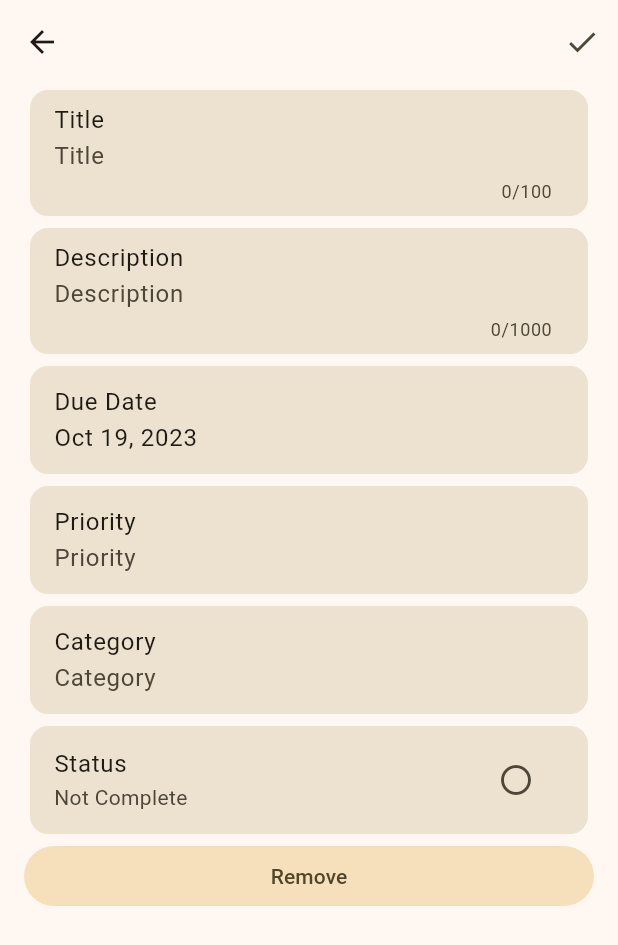
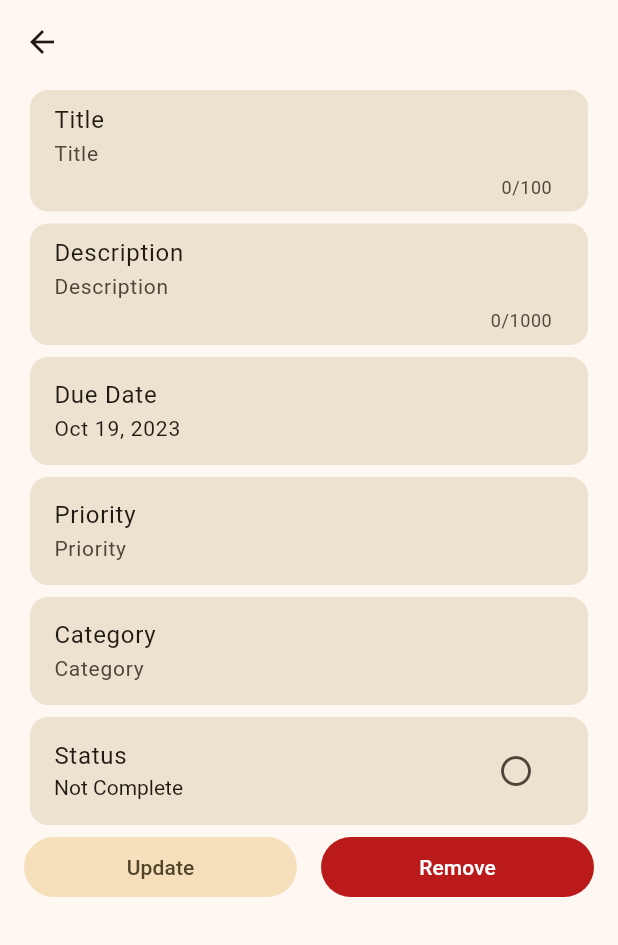
Before and after one commit to artem-petrushenko/taskhub, a Flutter app: the EditorView screen opened directly with empty values, on a phone screen of 412 x 824 dp. Shown: the top 945 px of the screen. Run offline on Flutter 3.47's test engine with Material 2 defaults, Android fonts, the phone set to English and light mode, and no system bars; our stand-ins replace bloc_concurrency, cloud_firestore, firebase_auth, firebase_core, firebase_crashlytics, flutter_bloc and 2 more; accounts and stored records are empty; generated files the repository leaves out were written again; network calls fail.

Commit message:
Updated and expanded interaction with the UI on the task editing screen

```diff
--- a/lib/src/app.dart
+++ b/lib/src/app.dart
@@ -26,6 +26,7 @@ class TaskHubTheme {
   static ThemeData get appTheme {
     return ThemeData(
       useMaterial3: true,
+      brightness: Brightness.light,
       colorSchemeSeed: Colors.amber,
       floatingActionButtonTheme: const FloatingActionButtonThemeData(
         elevation: 0.0,
@@ -33,6 +34,10 @@ class TaskHubTheme {
         hoverElevation: 0.0,
         disabledElevation: 0.0,
         highlightElevation: 0.0,
+      ),
+      snackBarTheme: const SnackBarThemeData(
+        behavior: SnackBarBehavior.floating,
+        elevation: 0.0,
       ),
       inputDecorationTheme: InputDecorationTheme(
         fillColor: Colors.amber.shade50,
--- a/lib/src/feature/creator/bloc/creator_bloc.dart
+++ b/lib/src/feature/creator/bloc/creator_bloc.dart
@@ -36,7 +36,6 @@ class CreatorBloc extends Bloc<CreatorEvent, CreatorState> {
       emit(_Success(task: task));
     } on Object catch (error) {
       emit(_Failure(error: error));
-      await Future.delayed(const Duration(seconds: 1));
       emit(const _Initial());
       rethrow;
     }
--- a/lib/src/feature/editor/bloc/editor_event.dart
+++ b/lib/src/feature/editor/bloc/editor_event.dart
@@ -5,7 +5,7 @@ class EditorEvent with _$EditorEvent {
   const EditorEvent._();
 
   const factory EditorEvent.removeTask({
-    required final TaskModel task,
+    required final String taskId,
   }) = _RemoveTask;
 
   const factory EditorEvent.updateTask({
--- a/lib/src/feature/editor/widget/editor_view.dart
+++ b/lib/src/feature/editor/widget/editor_view.dart
@@ -1,10 +1,9 @@
 import 'package:intl/intl.dart';
+import 'package:flutter/material.dart';
 import 'package:flutter/services.dart';
-import 'package:flutter/material.dart';
 import 'package:flutter_bloc/flutter_bloc.dart';
 
 import 'package:taskhub/src/common/model/task/task_model.dart';
-
 import 'package:taskhub/src/feature/editor/bloc/editor_bloc.dart';
 
 class EditorView extends StatefulWidget {
@@ -20,16 +19,18 @@ class EditorView extends StatefulWidget {
 }
 
 class _EditorViewState extends State<EditorView> {
+  // Initialize your controllers and state variables
   late TextEditingController nameController;
   late TextEditingController descriptionController;
   late TextEditingController dueDateController;
   late TextEditingController categoryController;
   late TextEditingController priorityController;
-  bool status = false;
+  late bool status;
 
   @override
   void initState() {
     super.initState();
+    // Initialize the controllers and status
     nameController = TextEditingController(text: widget.task.title);
     descriptionController =
         TextEditingController(text: widget.task.description);
@@ -42,6 +43,7 @@ class _EditorViewState extends State<EditorView> {
 
   @override
   void dispose() {
+    // Dispose of the controllers when no longer needed
     nameController.dispose();
     descriptionController.dispose();
     dueDateController.dispose();
@@ -51,6 +53,7 @@ class _EditorViewState extends State<EditorView> {
   }
 
   bool hasTaskChanged() {
+    // Check if any field has been modified
     return nameController.text != widget.task.title ||
         descriptionController.text != widget.task.description ||
         dueDateController.text !=
@@ -82,30 +85,6 @@ class _EditorViewState extends State<EditorView> {
       child: Scaffold(
         appBar: AppBar(
           title: Text(widget.task.taskId),
-          actions: [
-            IconButton(
-              onPressed: () {
-                if (formKey.currentState!.validate()) {
-                  if (hasTaskChanged()) {
-                    context.read<EditorBloc>().add(
-                          EditorEvent.updateTask(
-                            task: widget.task.copyWith(
-                              category: categoryController.text,
-                              completed: false,
-                              description: descriptionController.text,
-                              dueDate: DateFormat.yMMMd()
-                                  .parse(dueDateController.text),
-                              priority: priorityController.text,
-                              title: nameController.text,
-                            ),
-                          ),
-                        );
-                  }
-                }
-              },
-              icon: const Icon(Icons.done),
-            ),
-          ],
         ),
         body: Padding(
           padding: const EdgeInsets.symmetric(horizontal: 16.0),
@@ -114,13 +93,11 @@ class _EditorViewState extends State<EditorView> {
             child: CustomScrollView(
               slivers: [
                 SliverList(
-                  delegate: SliverChildListDelegate(
-                    [
+                  delegate: SliverChildListDelegate([
                     TitleTextFormField(nameController: nameController),
                     DescriptionTextFormField(
                         descriptionController: descriptionController),
-                      DueDateTextFormField(
-                          dueDateController: dueDateController),
+                    DueDateTextFormField(dueDateController: dueDateController),
                     PriorityTextFormField(
                         priorityController: priorityController),
                     CategoryTextFormField(
@@ -133,17 +110,74 @@ class _EditorViewState extends State<EditorView> {
                         });
                       },
                     ),
-                      FilledButton.tonal(
-                        onPressed: () {
+                    BlocBuilder<EditorBloc, EditorState>(
+                      builder: (context, state) {
+                        return Row(
+                          children: [
+                            Expanded(
+                              child: FilledButton.tonal(
+                                onPressed: state.mapOrNull(
+                                  initial: (state) => () {
+                                    if (formKey.currentState!.validate()) {
                                       HapticFeedback.vibrate();
-                          context
-                              .read<EditorBloc>()
-                              .add(EditorEvent.removeTask(task: widget.task));
+                                      if (hasTaskChanged()) {
+                                        context.read<EditorBloc>().add(
+                                              EditorEvent.updateTask(
+                                                task: widget.task.copyWith(
+                                                  category:
+                                                      categoryController.text,
+                                                  completed: status,
+                                                  description:
+                                                      descriptionController
+                                                          .text,
+                                                  dueDate: DateFormat.yMMMd()
+                                                      .parse(dueDateController
+                                                          .text),
+                                                  priority:
+                                                      priorityController.text,
+                                                  title: nameController.text,
+                                                ),
+                                              ),
+                                            );
+                                      } else {
+                                        Navigator.pop(context);
+                                      }
+                                    }
                                   },
-                        child: const Text('Remove'),
+                                ),
+                                child: const Text('Update'),
+                              ),
+                            ),
+                            const SizedBox(width: 16.0),
+                            Expanded(
+                              child: FilledButton.tonal(
+                                style: FilledButton.styleFrom(
+                                  backgroundColor:
+                                      Theme.of(context).colorScheme.error,
+                                ),
+                                onPressed: state.mapOrNull(
+                                  initial: (state) => () {
+                                    HapticFeedback.vibrate();
+                                    context.read<EditorBloc>().add(
+                                          EditorEvent.removeTask(
+                                              taskId: widget.task.taskId),
+                                        );
+                                  },
+                                ),
+                                child: Text(
+                                  'Remove',
+                                  style: TextStyle(
+                                    color:
+                                        Theme.of(context).colorScheme.onError,
+                                  ),
+                                ),
+                              ),
                             ),
                           ],
+                        );
+                      },
                     ),
+                  ]),
                 ),
               ],
             ),
@@ -154,7 +188,7 @@ class _EditorViewState extends State<EditorView> {
   }
 }
 
-class StatusCard extends StatefulWidget {
+class StatusCard extends StatelessWidget {
   final bool status;
   final ValueChanged<bool> onStatusChanged;
 
@@ -165,27 +199,23 @@ class StatusCard extends StatefulWidget {
   }) : super(key: key);
 
   @override
-  State<StatusCard> createState() => _StatusCardState();
-}
-
-class _StatusCardState extends State<StatusCard> {
-  @override
   Widget build(BuildContext context) {
     return Card(
       elevation: 0,
       color: Theme.of(context).colorScheme.surfaceVariant,
       child: ListTile(
         title: const Text('Status'),
-        subtitle: Text(widget.status ? 'Complete' : 'Not Complete'),
+        subtitle: Text(status ? 'Complete' : 'Not Complete'),
         trailing: IconButton(
-          icon: Icon(widget.status
-              ? Icons.check_circle_outline
-              : Icons.circle_outlined),
+          icon:
+              Icon(status ? Icons.check_circle_outline : Icons.circle_outlined),
           onPressed: () {
-            setState(() {
-              widget.onStatusChanged(!widget.status);
-            });
+            onStatusChanged(!status);
           },
+        ),
+        subtitleTextStyle: TextStyle(
+          fontSize: 14.0,
+          color: Theme.of(context).colorScheme.onBackground,
         ),
       ),
     );
@@ -210,6 +240,10 @@ class DescriptionTextFormField extends StatelessWidget {
         subtitle: TextFormField(
           controller: descriptionController,
           keyboardType: TextInputType.text,
+          style: TextStyle(
+            fontSize: 14.0,
+            color: Theme.of(context).colorScheme.onBackground,
+          ),
           decoration: const InputDecoration(
             hintText: 'Description',
             isDense: true,
@@ -286,6 +320,10 @@ class PriorityTextFormField extends StatelessWidget {
           showCursor: false,
           readOnly: true,
           onTap: () => openPriorityDialog(),
+          style: TextStyle(
+            fontSize: 14.0,
+            color: Theme.of(context).colorScheme.onBackground,
+          ),
           decoration: const InputDecoration(
             hintText: 'Priority',
             isDense: true,
@@ -327,6 +365,10 @@ class TitleTextFormField extends StatelessWidget {
         title: const Text('Title'),
         subtitle: TextFormField(
           controller: nameController,
+          style: TextStyle(
+            fontSize: 14.0,
+            color: Theme.of(context).colorScheme.onBackground,
+          ),
           decoration: const InputDecoration(
             hintText: 'Title',
             isDense: true,
@@ -380,7 +422,8 @@ class CategoryTextFormField extends StatelessWidget {
                         title: Text(e),
                         onTap: () {
                           Navigator.of(context).pop(e);
-                      }))
+                        },
+                      ))
                   .toList(),
             ),
           );
@@ -401,6 +444,10 @@ class CategoryTextFormField extends StatelessWidget {
           showCursor: false,
           readOnly: true,
           onTap: () => openCategoryDialog(),
+          style: TextStyle(
+            fontSize: 14.0,
+            color: Theme.of(context).colorScheme.onBackground,
+          ),
           decoration: const InputDecoration(
             hintText: 'Category',
             isDense: true,
@@ -441,6 +488,10 @@ class DueDateTextFormField extends StatelessWidget {
       child: ListTile(
         title: const Text('Due Date'),
         subtitle: TextFormField(
+          style: TextStyle(
+            fontSize: 14.0,
+            color: Theme.of(context).colorScheme.onBackground,
+          ),
           controller: dueDateController,
           decoration: const InputDecoration(
             hintText: 'Due Date',
@@ -473,13 +524,11 @@ class DueDateTextFormField extends StatelessWidget {
               initialDate: DateTime.now(),
               firstDate: DateTime.now(),
               lastDate: DateTime(date.year + 10, date.month, date.day),
-            ).then(
-              (date) {
+            ).then((date) {
               if (date != null) {
                 dueDateController.text = DateFormat.yMMMd().format(date);
               }
-              },
-            );
+            });
           },
         ),
       ),
```
Also changed, not shown: lib/src/feature/editor/bloc/editor_bloc.dart (+7 -3 lines), 1 other file. Lines whose indentation alone changed are shown as unchanged.
